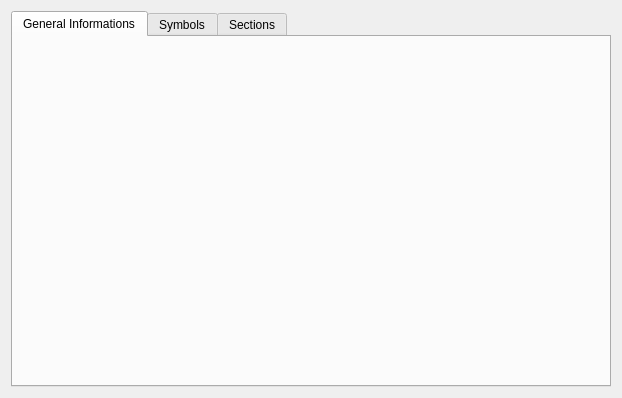
The window that src/common/elf/elffilewidget.ui (SocExplorer/SocExplorer) describes before a commit, drawn with Qt 5.
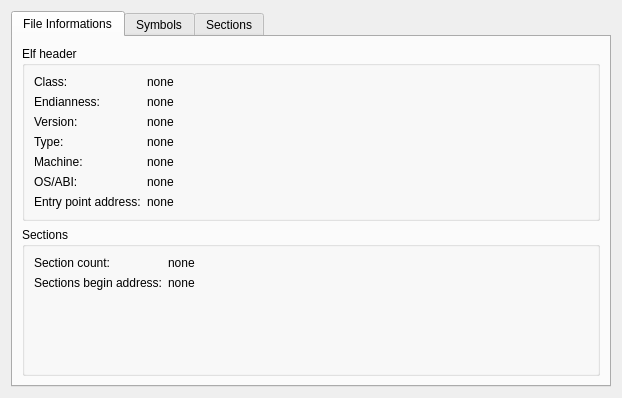
The same window after the commit. Custom widgets are drawn as their Qt base class.

```diff
--- a/src/common/elf/elffilewidget.ui
+++ b/src/common/elf/elffilewidget.ui
@@ -30,8 +30,154 @@
      </property>
      <widget class="QWidget" name="generalInfoTab">
       <attribute name="title">
-       <string>General Informations</string>
+       <string>File Informations</string>
       </attribute>
+      <layout class="QGridLayout" name="gridLayout_4">
+       <item row="0" column="0">
+        <widget class="QGroupBox" name="groupBox">
+         <property name="title">
+          <string>Elf header</string>
+         </property>
+         <layout class="QFormLayout" name="formLayout">
+          <item row="0" column="0">
+           <widget class="QLabel" name="label">
+            <property name="text">
+             <string>Class:</string>
+            </property>
+           </widget>
+          </item>
+          <item row="0" column="1">
+           <widget class="QLabel" name="classLabel">
+            <property name="text">
+             <string>none</string>
+            </property>
+           </widget>
+          </item>
+          <item row="1" column="0">
+           <widget class="QLabel" name="label_3">
+            <property name="text">
+             <string>Endianness:</string>
+            </property>
+           </widget>
+          </item>
+          <item row="1" column="1">
+           <widget class="QLabel" name="endiannesLabel">
+            <property name="text">
+             <string>none</string>
+            </property>
+           </widget>
+          </item>
+          <item row="2" column="0">
+           <widget class="QLabel" name="label_5">
+            <property name="text">
+             <string>Version:</string>
+            </property>
+           </widget>
+          </item>
+          <item row="3" column="0">
+           <widget class="QLabel" name="label_6">
+            <property name="text">
+             <string>Type:</string>
+            </property>
+           </widget>
+          </item>
+          <item row="4" column="0">
+           <widget class="QLabel" name="label_7">
+            <property name="text">
+             <string>Machine:</string>
+            </property>
+           </widget>
+          </item>
+          <item row="6" column="0">
+           <widget class="QLabel" name="label_8">
+            <property name="text">
+             <string>Entry point address:</string>
+            </property>
+           </widget>
+          </item>
+          <item row="2" column="1">
+           <widget class="QLabel" name="VersionLabel">
+            <property name="text">
+             <string>none</string>
+            </property>
+           </widget>
+          </item>
+          <item row="3" column="1">
+           <widget class="QLabel" name="typeLabel">
+            <property name="text">
+             <string>none</string>
+            </property>
+           </widget>
+          </item>
+          <item row="4" column="1">
+           <widget class="QLabel" name="machineLabel">
+            <property name="text">
+             <string>none</string>
+            </property>
+           </widget>
+          </item>
+          <item row="6" column="1">
+           <widget class="QLabel" name="entryPointLabel">
+            <property name="text">
+             <string>none</string>
+            </property>
+           </widget>
+          </item>
+          <item row="5" column="0">
+           <widget class="QLabel" name="label_17">
+            <property name="text">
+             <string>OS/ABI:</string>
+            </property>
+           </widget>
+          </item>
+          <item row="5" column="1">
+           <widget class="QLabel" name="abiLabel">
+            <property name="text">
+             <string>none</string>
+            </property>
+           </widget>
+          </item>
+         </layout>
+        </widget>
+       </item>
+       <item row="1" column="0">
+        <widget class="QGroupBox" name="groupBox_2">
+         <property name="title">
+          <string>Sections</string>
+         </property>
+         <layout class="QFormLayout" name="formLayout_2">
+          <item row="0" column="0">
+           <widget class="QLabel" name="label_9">
+            <property name="text">
+             <string>Section count:</string>
+            </property>
+           </widget>
+          </item>
+          <item row="1" column="0">
+           <widget class="QLabel" name="label_10">
+            <property name="text">
+             <string>Sections begin address:</string>
+            </property>
+           </widget>
+          </item>
+          <item row="0" column="1">
+           <widget class="QLabel" name="sectionCountLabel">
+            <property name="text">
+             <string>none</string>
+            </property>
+           </widget>
+          </item>
+          <item row="1" column="1">
+           <widget class="QLabel" name="sectionBeginLabel">
+            <property name="text">
+             <string>none</string>
+            </property>
+           </widget>
+          </item>
+         </layout>
+        </widget>
+       </item>
+      </layout>
      </widget>
      <widget class="QWidget" name="symbolsTab">
       <attribute name="title">
```
